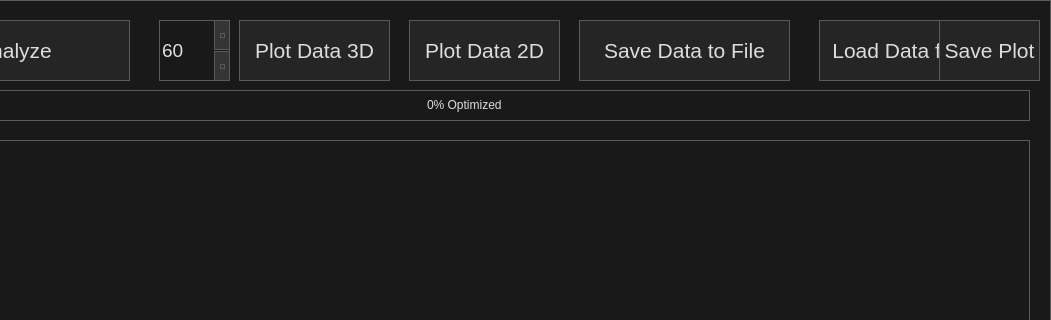
First picture: the form in src/sym_trap.ui, repository ajensen1234/JTML, before the edit; both pictures show x 121 to 1172 and y 0 to 320 of the 1172 by 789 pixel window.
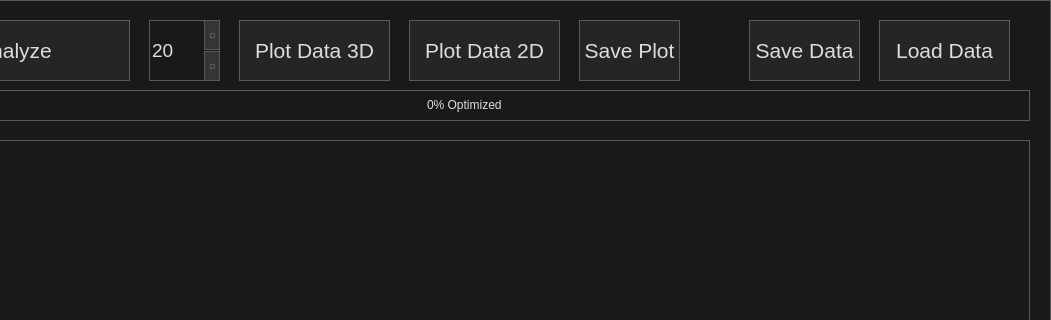
Second picture: the form after the edit.

The edit to the form file:
```diff
--- a/src/sym_trap.ui
+++ b/src/sym_trap.ui
@@ -386,9 +386,9 @@
   <widget class="QPushButton" name="save_data">
    <property name="geometry">
     <rect>
-     <x>700</x>
+     <x>870</x>
      <y>20</y>
-     <width>211</width>
+     <width>111</width>
      <height>61</height>
     </rect>
    </property>
@@ -404,15 +404,15 @@
     </font>
    </property>
    <property name="text">
-    <string>Save Data to File</string>
+    <string>Save Data</string>
    </property>
   </widget>
   <widget class="QPushButton" name="load_data">
    <property name="geometry">
     <rect>
-     <x>940</x>
+     <x>1000</x>
      <y>20</y>
-     <width>211</width>
+     <width>131</width>
      <height>61</height>
     </rect>
    </property>
@@ -428,7 +428,7 @@
     </font>
    </property>
    <property name="text">
-    <string>Load Data from File</string>
+    <string>Load Data</string>
    </property>
   </widget>
   <widget class="QPushButton" name="optimize">
@@ -485,7 +485,7 @@
   <widget class="QSpinBox" name="iterBox">
    <property name="geometry">
     <rect>
-     <x>280</x>
+     <x>270</x>
      <y>20</y>
      <width>71</width>
      <height>61</height>
@@ -503,7 +503,7 @@
     <bool>false</bool>
    </property>
    <property name="minimum">
-    <number>9</number>
+    <number>5</number>
    </property>
    <property name="maximum">
     <number>999</number>
@@ -512,7 +512,7 @@
     <number>3</number>
    </property>
    <property name="value">
-    <number>60</number>
+    <number>20</number>
    </property>
   </widget>
   <widget class="QProgressBar" name="progressBar">
@@ -534,7 +534,7 @@
   <widget class="QPushButton" name="save_plot">
    <property name="geometry">
     <rect>
-     <x>1060</x>
+     <x>700</x>
      <y>20</y>
      <width>101</width>
      <height>61</height>
```
Left out of the diff: 2 changed lines with no effect on the pictures.
